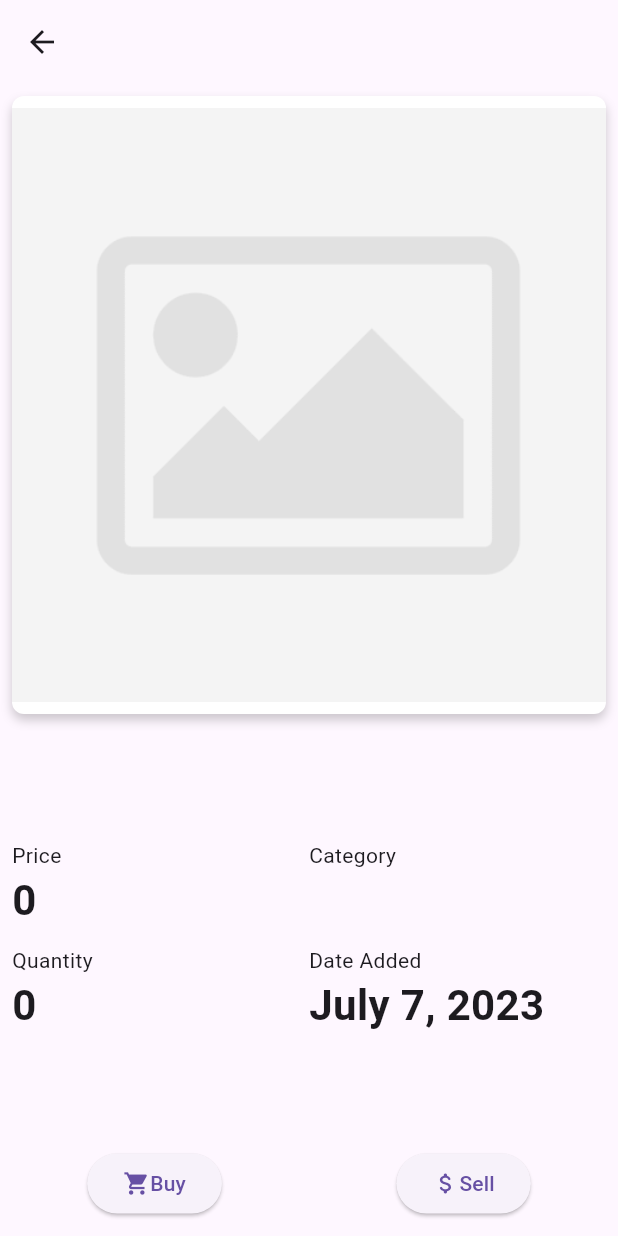
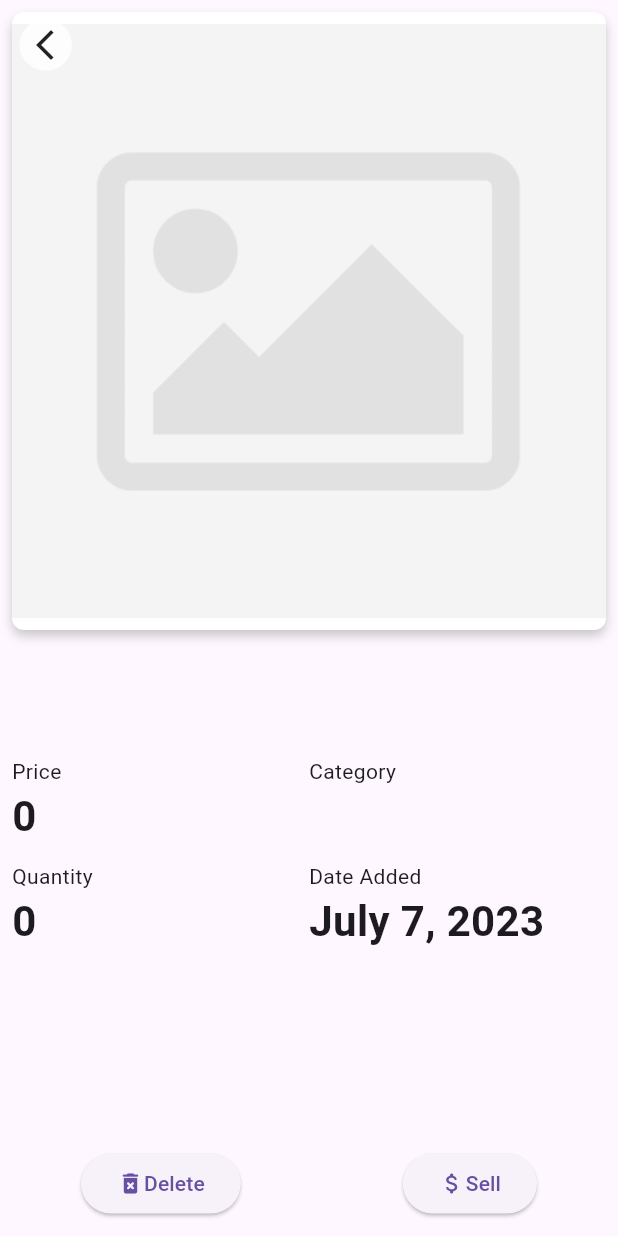
Before and after one commit to Zimmer550i/saad_project, a Flutter app: the ItemInfo screen opened directly with empty values, on a phone screen of 412 x 824 dp. Run offline on Flutter 3.47's test engine with Material 2 defaults, Android fonts, the phone set to English and light mode, and no system bars; our stand-ins replace cloud_firestore, dotted_border, firebase_core, firebase_storage, image_picker; accounts and stored records are empty; Roboto replaces fonts that are missing (Geologica).

Commit message:
delete option

```diff
--- a/lib/pages/item_info.dart
+++ b/lib/pages/item_info.dart
@@ -1,6 +1,7 @@
 import 'package:flutter/material.dart';
 import 'package:intl/intl.dart';
 import 'package:saad_project/models/product.dart';
+import 'package:saad_project/resources/firebase_methods.dart';
 
 class ItemInfo extends StatefulWidget {
   final Product product;
@@ -16,18 +17,19 @@ class _ItemInfoState extends State<ItemInfo> {
   @override
   Widget build(BuildContext context) {
     return Scaffold(
-      appBar: AppBar(),
       bottomNavigationBar: SizedBox(
         height: 70,
         child: Row(
           mainAxisAlignment: MainAxisAlignment.spaceAround,
           children: [
             ElevatedButton(
-              onPressed: () {},
+              onPressed: () {
+                confirmDelete(context, widget.product);
+              },
               child: const Row(
                 children: [
-                  Icon(Icons.shopping_cart),
-                  Text("Buy"),
+                  Icon(Icons.delete_forever_rounded),
+                  Text("Delete"),
                 ],
               ),
             ),
@@ -65,7 +67,9 @@ class _ItemInfoState extends State<ItemInfo> {
                         )
                       ],
                     ),
-                    child: ClipRRect(
+                    child: Stack(
+                      children: [
+                        ClipRRect(
                           borderRadius: BorderRadius.circular(8),
                           child: GestureDetector(
                             onDoubleTap: () {
@@ -82,10 +86,37 @@ class _ItemInfoState extends State<ItemInfo> {
                                 : Image.network(
                                     widget.product.photoUrl,
                                     width: MediaQuery.of(context).size.width,
-                                height: coverFit ? MediaQuery.of(context).size.width : null,
-                                fit: coverFit ? BoxFit.cover : BoxFit.contain,
+                                    height: coverFit
+                                        ? MediaQuery.of(context).size.width
+                                        : null,
+                                    fit: coverFit
+                                        ? BoxFit.cover
+                                        : BoxFit.contain,
                                   ),
                           ),
+                        ),
+                        Padding(
+                          padding: const EdgeInsets.all(5.0),
+                          child: GestureDetector(
+                            onTap: () {
+                              Navigator.of(context).pop();
+                            },
+                            child: Container(
+                              padding: const EdgeInsets.only(
+                                top: 5,
+                                bottom: 5,
+                                left: 5,
+                                right: 6,
+                              ),
+                              decoration: BoxDecoration(
+                                color: Colors.white.withAlpha(200),
+                                borderRadius: BorderRadius.circular(50),
+                              ),
+                              child: const Icon(Icons.arrow_back_ios_new),
+                            ),
+                          ),
+                        ),
+                      ],
                     ),
                   ),
                 ),
@@ -179,4 +210,41 @@ class _ItemInfoState extends State<ItemInfo> {
       ),
     );
   }
+
+  void confirmDelete(BuildContext context, Product product) {
+    showDialog(
+      context: context,
+      builder: (BuildContext context) {
+        return AlertDialog(
+          title: const Text('Delete'),
+          content: const Text('Are you sure you want to proceed?'),
+          actions: [
+            TextButton(
+              onPressed: () {
+                Navigator.of(context).pop();
+              },
+              child: const Text('Cancel'),
+            ),
+            TextButton(
+              onPressed: () {
+                delete(context, product);
+                Navigator.of(context).pop();
+                Navigator.of(context).pop();
+              },
+              child: const Text('OK'),
+            ),
+          ],
+        );
+      },
+    );
   }
+
+  void delete(BuildContext newContext, Product product) async {
+    final snackBar = SnackBar(
+      content: Text(await FirebaseMethods().deleteProduct(product)),
+    );
+
+    // ignore: use_build_context_synchronously
+    ScaffoldMessenger.of(newContext).showSnackBar(snackBar);
+  }
+}
```
Also changed, not shown: lib/resources/firebase_methods.dart (+18 -2 lines). Lines whose indentation alone changed are shown as unchanged.
